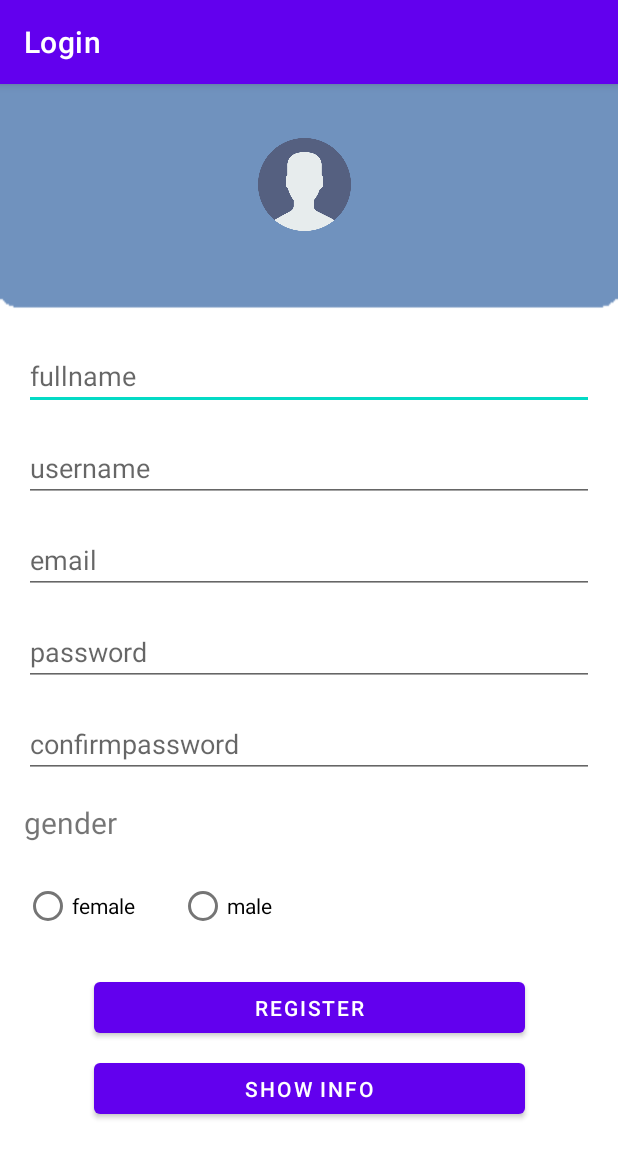
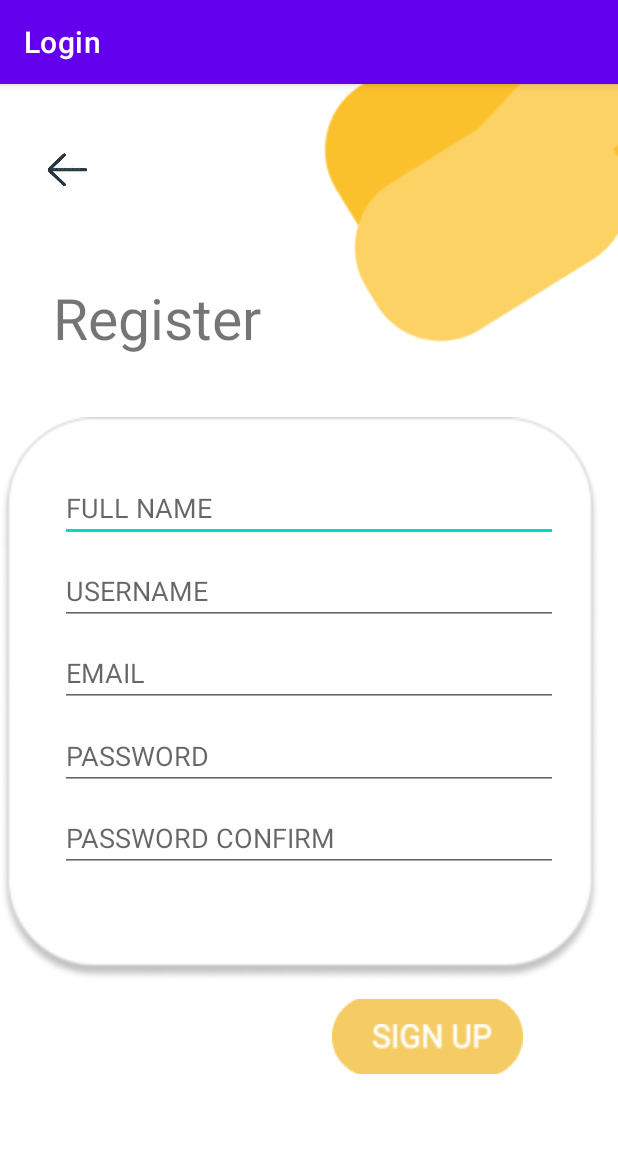
Before and after one commit to RminRasouli/Login-HW8, an Android app: the screen it shows after launch (MainActivity), on a phone screen of 412 x 824 dp. Shown: the top 1158 px of the screen. Run offline under Robolectric (Android 15) with nearby library versions, the phone set to English and light mode, and no system bars.

Commit message:
V2 Is ready  but Back Not ReadY !!

```diff
--- a/app/src/main/java/com/example/login/MainActivity.kt
+++ b/app/src/main/java/com/example/login/MainActivity.kt
@@ -2,23 +2,27 @@ package com.example.login
 
 import androidx.appcompat.app.AppCompatActivity
 import android.os.Bundle
+import android.view.View
 import android.widget.EditText
 import android.widget.Toast
 
 class MainActivity : AppCompatActivity() {
     override fun onCreate(savedInstanceState: Bundle?) {
         super.onCreate(savedInstanceState)
-        setContentView(R.layout.activity_main)
+        setContentView(R.layout.pagev2_main)
     }
 
     fun Showinfo(view: android.view.View) {
-        val editTextHello = findViewById(R.id.get_fullname) as EditText
-        Toast.makeText(this,editTextHello.toString(), Toast.LENGTH_LONG).show()
-
+//        val editText = findViewById(R.id.g_fn) as EditText
+//        val showString = editText.text.toString()
+//        Toast.makeText(this, showString, Toast.LENGTH_SHORT).show()
     }
 
-    fun Test(view: android.view.View) {
-
-    }
+    fun register(view: android.view.View) {}
+//    val Full_name = findViewById(R.id.g_fn) as EditText
+//    val Username = findViewById(R.id.g_US) as EditText
+//    val Email = findViewById(R.id.g_EM) as EditText
+//    val PassWord = findViewById(R.id.g_PS) as EditText
+//    val ConfirmPassWord = findViewById(R.id.g_COPS) as EditText
 
 }
--- /dev/null
+++ b/app/src/main/res/layout/pagev2_main.xml
@@ -0,0 +1,208 @@
+<?xml version="1.0" encoding="utf-8"?>
+<ScrollView xmlns:android="http://schemas.android.com/apk/res/android"
+    xmlns:tools="http://schemas.android.com/tools"
+    android:layout_width="match_parent"
+    android:layout_height="match_parent"
+    android:background="@drawable/sos"
+    tools:ignore="SpeakableTextPresentCheck">
+
+    <LinearLayout
+        android:layout_width="match_parent"
+        android:layout_height="wrap_content">
+
+        <RelativeLayout
+            android:layout_width="match_parent"
+            android:layout_height="wrap_content">
+
+            <ImageView
+                android:layout_width="50dp"
+                android:layout_height="50dp"
+                android:layout_marginStart="20dp"
+                android:layout_marginTop="30dp"
+                android:onClick="Showinfo"
+                android:src="@drawable/img_1"
+                tools:ignore="UsingOnClickInXml" />
+
+            <TextView
+                android:layout_width="wrap_content"
+                android:layout_height="wrap_content"
+                android:layout_marginStart="35sp"
+                android:layout_marginTop="130dp"
+                android:text="Register"
+                android:textSize="38dp" />
+
+            <ImageView
+                android:layout_width="400dp"
+                android:layout_height="500dp"
+                android:layout_marginTop="160dp"
+                android:src="@drawable/rectangle5" />
+
+            <EditText
+                android:id="@+id/g_fn"
+                android:layout_width="match_parent"
+                android:layout_height="wrap_content"
+                android:layout_marginLeft="40dp"
+                android:layout_marginTop="260dp"
+                android:layout_marginRight="40dp"
+                android:hint="FULL NAME" />
+
+            <EditText
+                android:id="@+id/g_US"
+                android:layout_width="match_parent"
+                android:layout_height="wrap_content"
+                android:layout_marginLeft="40dp"
+                android:layout_marginTop="315dp"
+                android:layout_marginRight="40dp"
+                android:hint="USERNAME" />
+
+            <EditText
+                android:id="@+id/g_EM"
+                android:layout_width="match_parent"
+                android:layout_height="wrap_content"
+                android:layout_marginLeft="40dp"
+                android:layout_marginTop="370dp"
+                android:layout_marginRight="40dp"
+                android:hint="EMAIL" />
+
+            <EditText
+                android:id="@+id/g_PS"
+                android:layout_width="match_parent"
+                android:layout_height="wrap_content"
+                android:layout_marginLeft="40dp"
+                android:layout_marginTop="425dp"
+                android:layout_marginRight="40dp"
+                android:hint="PASSWORD" />
+
+            <EditText
+                android:id="@+id/g_COPS"
+                android:layout_width="match_parent"
+                android:layout_height="wrap_content"
+                android:layout_marginLeft="40dp"
+                android:layout_marginTop="480dp"
+                android:layout_marginRight="40dp"
+                android:hint="PASSWORD CONFIRM" />
+
+            <ImageButton
+                android:layout_width="130dp"
+                android:layout_height="50dp"
+                android:layout_marginLeft="220dp"
+                android:layout_marginTop="610dp"
+                android:onClick="register"
+                android:src="@drawable/botum" />
+
+            <ImageView
+                android:layout_width="80dp"
+                android:layout_height="50sp"
+                android:layout_marginLeft="248dp"
+                android:layout_marginTop="610dp"
+                android:src="@drawable/singup" />
+
+            <TextView
+                android:layout_width="wrap_content"
+                android:layout_height="wrap_content"
+                android:layout_marginLeft="125sp"
+                android:layout_marginTop="800dp"
+                android:text="See Info"
+                android:textSize="35sp"
+                android:visibility="visible" />
+
+            <ImageView
+                android:layout_width="400dp"
+                android:layout_height="500dp"
+                android:layout_marginTop="800dp"
+                android:src="@drawable/rectangle5"
+                android:visibility="visible" />
+
+            <TextView
+                android:layout_width="wrap_content"
+                android:layout_height="wrap_content"
+                android:layout_marginLeft="25sp"
+                android:layout_marginTop="930dp"
+                android:text="Full name : "
+                android:textColor="@color/purple_700"
+                android:textSize="20dp" />
+
+            <TextView
+                android:layout_width="wrap_content"
+                android:layout_height="wrap_content"
+                android:layout_marginLeft="25sp"
+                android:layout_marginTop="980dp"
+                android:text="username : "
+                android:textColor="@color/purple_700"
+                android:textSize="20dp" />
+
+            <TextView
+                android:layout_width="wrap_content"
+                android:layout_height="wrap_content"
+                android:layout_marginLeft="25sp"
+                android:layout_marginTop="1030dp"
+                android:text="Email : "
+                android:textColor="@color/purple_700"
+                android:textSize="20dp" />
+
+            <TextView
+                android:layout_width="wrap_content"
+                android:layout_height="wrap_content"
+                android:layout_marginLeft="25sp"
+                android:layout_marginTop="1080dp"
+                android:text="password : "
+                android:textColor="@color/purple_700"
+                android:textSize="20dp" />
+
+            <TextView
+                android:layout_width="wrap_content"
+                android:layout_height="wrap_content"
+                android:layout_marginLeft="25sp"
+                android:layout_marginTop="1130dp"
+                android:text="Confirm password : "
+                android:textColor="@color/purple_700"
+                android:textSize="20dp" />
+            <!--    ***************************************************     -->
+            <TextView
+                android:layout_width="wrap_content"
+                android:layout_height="wrap_content"
+                android:layout_marginLeft="150sp"
+                android:layout_marginTop="930dp"
+                android:text=""
+                android:textColor="@color/purple_700"
+                android:textSize="20dp" />
+
+            <TextView
+                android:layout_width="wrap_content"
+                android:layout_height="wrap_content"
+                android:layout_marginLeft="150sp"
+                android:layout_marginTop="980dp"
+                android:text=" "
+                android:textColor="@color/purple_700"
+                android:textSize="20dp" />
+
+            <TextView
+                android:layout_width="wrap_content"
+                android:layout_height="wrap_content"
+                android:layout_marginLeft="150sp"
+                android:layout_marginTop="1030dp"
+                android:text=" "
+                android:textColor="@color/purple_700"
+                android:textSize="20dp" />
+
+            <TextView
+                android:layout_width="wrap_content"
+                android:layout_height="wrap_content"
+                android:layout_marginLeft="150sp"
+                android:layout_marginTop="1080dp"
+                android:text=""
+                android:textColor="@color/purple_700"
+                android:textSize="20dp" />
+
+            <TextView
+                android:layout_width="wrap_content"
+                android:layout_height="wrap_content"
+                android:layout_marginLeft="200dp"
+                android:layout_marginTop="1130dp"
+                android:text=""
+                android:textColor="@color/purple_700"
+                android:textSize="20dp" />
+
+        </RelativeLayout>
+    </LinearLayout>
+</ScrollView>
```
Also changed, not shown: app/src/main/res/drawable-v24/img_1.png (added), app/src/main/res/drawable-v24/singup.png (added), app/src/main/res/drawable/botum.jpg (added), app/src/main/res/drawable/rectangle5.jpg (added), app/src/main/res/drawable/sos.png (added).
